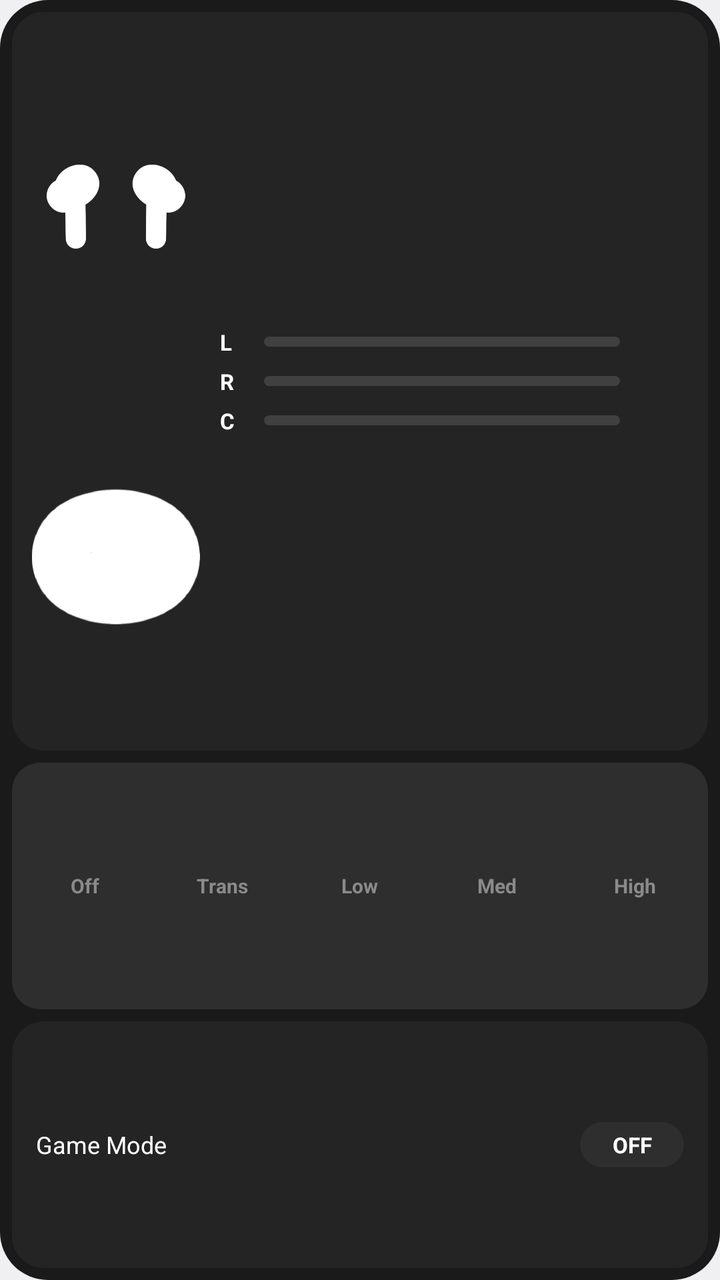
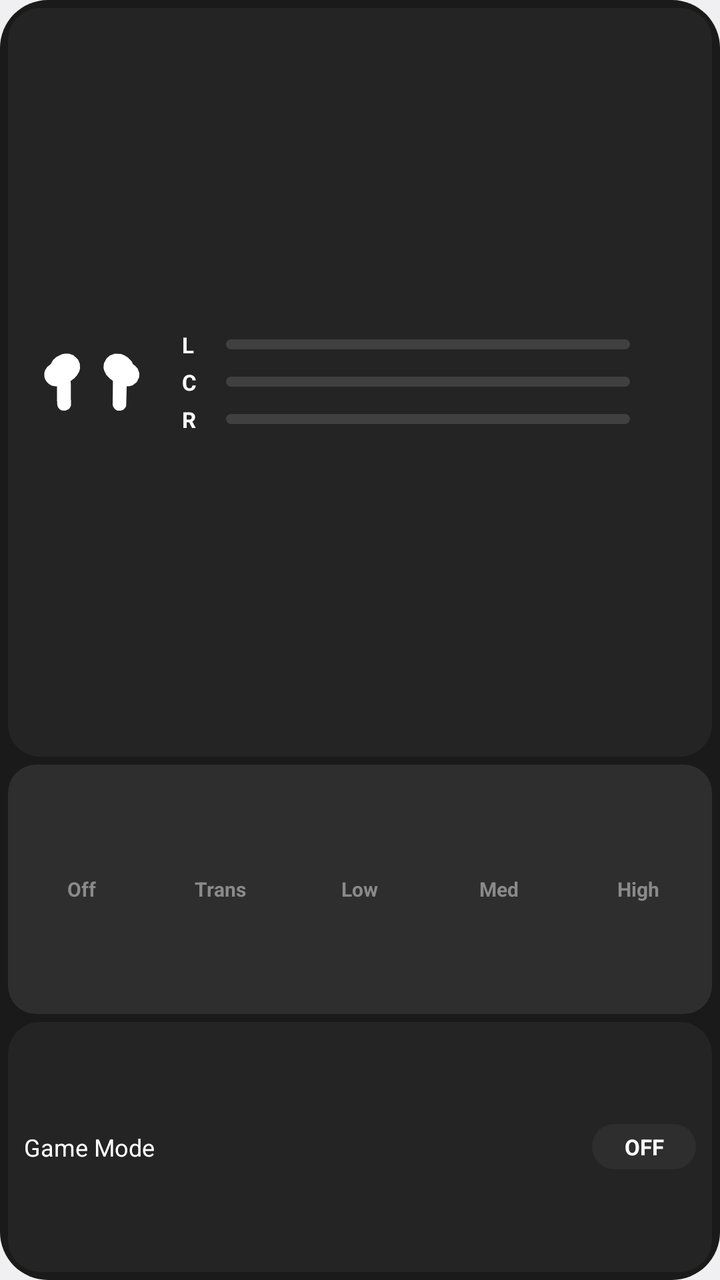

An Android layout rendered at two revisions. The XML below is the earlier revision; the diff shows what the commit changed to produce the second picture.
<!-- AndroidManifest.xml: application theme android:Theme.DeviceDefault.Light.NoActionBar -->
<!-- res/layout/widget_anc.xml -->
<?xml version="1.0" encoding="utf-8"?>
<LinearLayout xmlns:android="http://schemas.android.com/apk/res/android"
    android:id="@+id/widget_root"
    android:layout_width="match_parent"
    android:layout_height="match_parent"
    android:orientation="vertical"
    android:padding="6dp"
    android:background="@drawable/widget_outer_bg">

    <LinearLayout
        android:layout_width="match_parent"
        android:layout_height="0dp"
        android:layout_weight="3"
        android:orientation="horizontal"
        android:padding="10dp"
        android:background="@drawable/widget_card_bg"
        android:gravity="center_vertical">

        <LinearLayout
            android:layout_width="84dp"
            android:layout_height="match_parent"
            android:orientation="vertical"
            android:gravity="center">

            <LinearLayout
                android:layout_width="match_parent"
                android:layout_height="0dp"
                android:layout_weight="1"
                android:orientation="horizontal"
                android:gravity="center">

                <ImageView
                    android:id="@+id/widget_bud_left"
                    android:layout_width="0dp"
                    android:layout_height="match_parent"
                    android:layout_weight="1"
                    android:scaleType="fitCenter"
                    android:src="@drawable/ic_bud_left"
                    android:contentDescription="@string/widget_battery_left" />

                <ImageView
                    android:id="@+id/widget_bud_right"
                    android:layout_width="0dp"
                    android:layout_height="match_parent"
                    android:layout_weight="1"
                    android:scaleType="fitCenter"
                    android:src="@drawable/ic_bud_right"
                    android:contentDescription="@string/widget_battery_right" />
            </LinearLayout>

            <ImageView
                android:id="@+id/widget_bud_case"
                android:layout_width="match_parent"
                android:layout_height="0dp"
                android:layout_weight="1"
                android:scaleType="fitCenter"
                android:src="@drawable/ic_case"
                android:contentDescription="@string/widget_battery_case" />
        </LinearLayout>

        <LinearLayout
            android:layout_width="0dp"
            android:layout_height="wrap_content"
            android:layout_weight="1"
            android:orientation="vertical"
            android:paddingStart="10dp">

            <LinearLayout
                android:id="@+id/widget_row_left"
                android:layout_width="match_parent"
                android:layout_height="wrap_content"
                android:orientation="horizontal"
                android:gravity="center_vertical"
                android:layout_marginBottom="5dp">

                <TextView
                    android:layout_width="14dp"
                    android:layout_height="wrap_content"
                    android:text="@string/widget_battery_left"
                    android:textColor="@color/widget_text_primary"
                    android:textSize="11sp"
                    android:textStyle="bold" />

                <ProgressBar
                    android:id="@+id/widget_bar_left"
                    style="@android:style/Widget.ProgressBar.Horizontal"
                    android:layout_width="0dp"
                    android:layout_height="5dp"
                    android:layout_weight="1"
                    android:layout_marginStart="8dp"
                    android:layout_marginEnd="6dp"
                    android:max="100"
                    android:progress="0"
                    android:progressDrawable="@drawable/widget_battery_bar" />

                <TextView
                    android:id="@+id/widget_text_left"
                    android:layout_width="28dp"
                    android:layout_height="wrap_content"
                    android:text=""
                    android:textColor="@color/widget_text_primary"
                    android:textSize="10sp"
                    android:gravity="end" />
            </LinearLayout>

            <LinearLayout
                android:id="@+id/widget_row_right"
                android:layout_width="match_parent"
                android:layout_height="wrap_content"
                android:orientation="horizontal"
                android:gravity="center_vertical"
                android:layout_marginBottom="5dp">

                <TextView
                    android:layout_width="14dp"
                    android:layout_height="wrap_content"
                    android:text="@string/widget_battery_right"
                    android:textColor="@color/widget_text_primary"
                    android:textSize="11sp"
                    android:textStyle="bold" />

                <ProgressBar
                    android:id="@+id/widget_bar_right"
                    style="@android:style/Widget.ProgressBar.Horizontal"
                    android:layout_width="0dp"
                    android:layout_height="5dp"
                    android:layout_weight="1"
                    android:layout_marginStart="8dp"
                    android:layout_marginEnd="6dp"
                    android:max="100"
                    android:progress="0"
                    android:progressDrawable="@drawable/widget_battery_bar" />

                <TextView
                    android:id="@+id/widget_text_right"
                    android:layout_width="28dp"
                    android:layout_height="wrap_content"
                    android:text=""
                    android:textColor="@color/widget_text_primary"
                    android:textSize="10sp"
                    android:gravity="end" />
            </LinearLayout>

            <LinearLayout
                android:id="@+id/widget_row_case"
                android:layout_width="match_parent"
                android:layout_height="wrap_content"
                android:orientation="horizontal"
                android:gravity="center_vertical">

                <TextView
                    android:layout_width="14dp"
                    android:layout_height="wrap_content"
                    android:text="@string/widget_battery_case"
                    android:textColor="@color/widget_text_primary"
                    android:textSize="11sp"
                    android:textStyle="bold" />

                <ProgressBar
                    android:id="@+id/widget_bar_case"
                    style="@android:style/Widget.ProgressBar.Horizontal"
                    android:layout_width="0dp"
                    android:layout_height="5dp"
                    android:layout_weight="1"
                    android:layout_marginStart="8dp"
                    android:layout_marginEnd="6dp"
                    android:max="100"
                    android:progress="0"
                    android:progressDrawable="@drawable/widget_battery_bar" />

                <TextView
                    android:id="@+id/widget_text_case"
                    android:layout_width="28dp"
                    android:layout_height="wrap_content"
                    android:text=""
                    android:textColor="@color/widget_text_primary"
                    android:textSize="10sp"
                    android:gravity="end" />
            </LinearLayout>
        </LinearLayout>
    </LinearLayout>

    <LinearLayout
        android:id="@+id/widget_anc_segments"
        android:layout_width="match_parent"
        android:layout_height="0dp"
        android:layout_weight="1"
        android:layout_marginTop="6dp"
        android:orientation="horizontal"
        android:padding="2dp"
        android:background="@drawable/widget_segment_container">

        <TextView android:id="@+id/widget_seg_off"
            android:layout_width="0dp" android:layout_height="match_parent"
            android:layout_weight="1" android:gravity="center"
            android:text="@string/widget_anc_off"
            android:textColor="@color/widget_segment_text"
            android:textSize="10sp" android:textStyle="bold"
            android:background="@drawable/widget_segment_bg" />

        <TextView android:id="@+id/widget_seg_trans"
            android:layout_width="0dp" android:layout_height="match_parent"
            android:layout_weight="1" android:gravity="center"
            android:text="@string/widget_anc_trans"
            android:textColor="@color/widget_segment_text"
            android:textSize="10sp" android:textStyle="bold"
            android:background="@drawable/widget_segment_bg" />

        <TextView android:id="@+id/widget_seg_low"
            android:layout_width="0dp" android:layout_height="match_parent"
            android:layout_weight="1" android:gravity="center"
            android:text="@string/widget_anc_low"
            android:textColor="@color/widget_segment_text"
            android:textSize="10sp" android:textStyle="bold"
            android:background="@drawable/widget_segment_bg" />

        <TextView android:id="@+id/widget_seg_med"
            android:layout_width="0dp" android:layout_height="match_parent"
            android:layout_weight="1" android:gravity="center"
            android:text="@string/widget_anc_med"
            android:textColor="@color/widget_segment_text"
            android:textSize="10sp" android:textStyle="bold"
            android:background="@drawable/widget_segment_bg" />

        <TextView android:id="@+id/widget_seg_high"
            android:layout_width="0dp" android:layout_height="match_parent"
            android:layout_weight="1" android:gravity="center"
            android:text="@string/widget_anc_high"
            android:textColor="@color/widget_segment_text"
            android:textSize="10sp" android:textStyle="bold"
            android:background="@drawable/widget_segment_bg" />
    </LinearLayout>

    <LinearLayout
        android:id="@+id/widget_game_row"
        android:layout_width="match_parent"
        android:layout_height="0dp"
        android:layout_weight="1"
        android:layout_marginTop="6dp"
        android:orientation="horizontal"
        android:paddingStart="12dp"
        android:paddingEnd="12dp"
        android:background="@drawable/widget_card_bg"
        android:gravity="center_vertical">

        <TextView
            android:layout_width="0dp"
            android:layout_height="wrap_content"
            android:layout_weight="1"
            android:text="@string/widget_game_mode_label"
            android:textColor="@color/widget_text_primary"
            android:textSize="12sp" />

        <TextView
            android:id="@+id/widget_game_switch"
            android:layout_width="wrap_content"
            android:layout_height="wrap_content"
            android:minWidth="52dp"
            android:paddingStart="14dp"
            android:paddingEnd="14dp"
            android:paddingTop="4dp"
            android:paddingBottom="4dp"
            android:gravity="center"
            android:text="OFF"
            android:textColor="@color/widget_text_primary"
            android:textSize="11sp"
            android:textStyle="bold"
            android:background="@drawable/widget_button_bg" />
    </LinearLayout>

</LinearLayout>
<!-- resources referenced by this layout -->
<resources>
  <color name="widget_segment_text">#8A8A8A</color>
  <color name="widget_text_primary">#FFFFFF</color>
  <!-- drawable ic_bud_left: png bitmap (drawable, 4292 bytes) -->
  <!-- drawable ic_bud_right: png bitmap (drawable, 4195 bytes) -->
  <!-- drawable ic_case: png bitmap (drawable, 4797 bytes) -->
  <!-- drawable widget_button_bg (drawable) -->
  <?xml version="1.0" encoding="utf-8"?>
  <shape xmlns:android="http://schemas.android.com/apk/res/android"
      android:shape="rectangle">
      <solid android:color="@color/widget_bg_button" />
      <corners android:radius="16dp" />
  </shape>
  <!-- drawable widget_card_bg (drawable) -->
  <?xml version="1.0" encoding="utf-8"?>
  <shape xmlns:android="http://schemas.android.com/apk/res/android"
      android:shape="rectangle">
      <solid android:color="@color/widget_bg_card" />
      <corners android:radius="16dp" />
  </shape>
  <!-- drawable widget_outer_bg (drawable) -->
  <?xml version="1.0" encoding="utf-8"?>
  <shape xmlns:android="http://schemas.android.com/apk/res/android"
      android:shape="rectangle">
      <solid android:color="@color/widget_bg_outer" />
      <corners android:radius="24dp" />
  </shape>
  <!-- drawable widget_segment_bg (drawable) -->
  <?xml version="1.0" encoding="utf-8"?>
  <shape xmlns:android="http://schemas.android.com/apk/res/android"
      android:shape="rectangle">
      <solid android:color="#00000000" />
      <corners android:radius="10dp" />
  </shape>
  <!-- drawable widget_segment_container (drawable) -->
  <?xml version="1.0" encoding="utf-8"?>
  <shape xmlns:android="http://schemas.android.com/apk/res/android"
      android:shape="rectangle">
      <solid android:color="@color/widget_segment_bg" />
      <corners android:radius="14dp" />
  </shape>
  <string name="widget_anc_high">High</string>
  <string name="widget_anc_low">Low</string>
  <string name="widget_anc_med">Med</string>
  <string name="widget_anc_off">Off</string>
  <string name="widget_anc_trans">Trans</string>
  <string name="widget_battery_case">C</string>
  <string name="widget_battery_left">L</string>
  <string name="widget_battery_right">R</string>
  <string name="widget_game_mode_label">Game Mode</string>
  <color name="widget_bar_track">#404040</color>
  <color name="widget_bar_fill">#FFFFFF</color>
  <color name="widget_bg_button">#2E2E2E</color>
  <color name="widget_bg_card">#242424</color>
  <color name="widget_bg_outer">#1A1A1A</color>
  <color name="widget_segment_bg">#2E2E2E</color>
  <!-- unchanged entries left out for length: 1 -->
</resources>

<!-- the commit's change to res/layout/widget_anc.xml (unified diff, before → after) -->
@@ -4,7 +4,7 @@
     android:layout_width="match_parent"
     android:layout_height="match_parent"
     android:orientation="vertical"
-    android:padding="6dp"
+    android:padding="4dp"
     android:background="@drawable/widget_outer_bg">
 
     <LinearLayout
@@ -12,50 +12,34 @@
         android:layout_height="0dp"
         android:layout_weight="3"
         android:orientation="horizontal"
-        android:padding="10dp"
+        android:padding="7dp"
         android:background="@drawable/widget_card_bg"
         android:gravity="center_vertical">
 
         <LinearLayout
-            android:layout_width="84dp"
+            android:layout_width="70dp"
             android:layout_height="match_parent"
-            android:orientation="vertical"
-            android:gravity="center">
-
-            <LinearLayout
-                android:layout_width="match_parent"
-                android:layout_height="0dp"
-                android:layout_weight="1"
-                android:orientation="horizontal"
-                android:gravity="center">
-
-                <ImageView
-                    android:id="@+id/widget_bud_left"
-                    android:layout_width="0dp"
-                    android:layout_height="match_parent"
-                    android:layout_weight="1"
-                    android:scaleType="fitCenter"
-                    android:src="@drawable/ic_bud_left"
-                    android:contentDescription="@string/widget_battery_left" />
-
-                <ImageView
-                    android:id="@+id/widget_bud_right"
-                    android:layout_width="0dp"
-                    android:layout_height="match_parent"
-                    android:layout_weight="1"
-                    android:scaleType="fitCenter"
-                    android:src="@drawable/ic_bud_right"
-                    android:contentDescription="@string/widget_battery_right" />
-            </LinearLayout>
+            android:orientation="horizontal"
+            android:gravity="center"
+            android:padding="6dp">
 
             <ImageView
-                android:id="@+id/widget_bud_case"
-                android:layout_width="match_parent"
-                android:layout_height="0dp"
+                android:id="@+id/widget_bud_left"
+                android:layout_width="0dp"
+                android:layout_height="match_parent"
                 android:layout_weight="1"
                 android:scaleType="fitCenter"
-                android:src="@drawable/ic_case"
-                android:contentDescription="@string/widget_battery_case" />
+                android:src="@drawable/ic_bud_left"
+                android:contentDescription="@string/widget_battery_left" />
+
+            <ImageView
+                android:id="@+id/widget_bud_right"
+                android:layout_width="0dp"
+                android:layout_height="match_parent"
+                android:layout_weight="1"
+                android:scaleType="fitCenter"
+                android:src="@drawable/ic_bud_right"
+                android:contentDescription="@string/widget_battery_right" />
         </LinearLayout>
 
         <LinearLayout
@@ -71,7 +55,7 @@
                 android:layout_height="wrap_content"
                 android:orientation="horizontal"
                 android:gravity="center_vertical"
-                android:layout_marginBottom="5dp">
+                android:layout_marginBottom="4dp">
 
                 <TextView
                     android:layout_width="14dp"
@@ -104,12 +88,49 @@
             </LinearLayout>
 
             <LinearLayout
+                android:id="@+id/widget_row_case"
+                android:layout_width="match_parent"
+                android:layout_height="wrap_content"
+                android:orientation="horizontal"
+                android:gravity="center_vertical"
+                android:layout_marginBottom="4dp">
+
+                <TextView
+                    android:layout_width="14dp"
+                    android:layout_height="wrap_content"
+                    android:text="@string/widget_battery_case"
+                    android:textColor="@color/widget_text_primary"
+                    android:textSize="11sp"
+                    android:textStyle="bold" />
+
+                <ProgressBar
+                    android:id="@+id/widget_bar_case"
+                    style="@android:style/Widget.ProgressBar.Horizontal"
+                    android:layout_width="0dp"
+                    android:layout_height="5dp"
+                    android:layout_weight="1"
+                    android:layout_marginStart="8dp"
+                    android:layout_marginEnd="6dp"
+                    android:max="100"
+                    android:progress="0"
+                    android:progressDrawable="@drawable/widget_battery_bar" />
+
+                <TextView
+                    android:id="@+id/widget_text_case"
+                    android:layout_width="28dp"
+                    android:layout_height="wrap_content"
+                    android:text=""
+                    android:textColor="@color/widget_text_primary"
+                    android:textSize="10sp"
+                    android:gravity="end" />
+            </LinearLayout>
+
+            <LinearLayout
                 android:id="@+id/widget_row_right"
                 android:layout_width="match_parent"
                 android:layout_height="wrap_content"
                 android:orientation="horizontal"
-                android:gravity="center_vertical"
-                android:layout_marginBottom="5dp">
+                android:gravity="center_vertical">
 
                 <TextView
                     android:layout_width="14dp"
@@ -140,43 +161,6 @@
                     android:textSize="10sp"
                     android:gravity="end" />
             </LinearLayout>
-
-            <LinearLayout
-                android:id="@+id/widget_row_case"
-                android:layout_width="match_parent"
-                android:layout_height="wrap_content"
-                android:orientation="horizontal"
-                android:gravity="center_vertical">
-
-                <TextView
-                    android:layout_width="14dp"
-                    android:layout_height="wrap_content"
-                    android:text="@string/widget_battery_case"
-                    android:textColor="@color/widget_text_primary"
-                    android:textSize="11sp"
-                    android:textStyle="bold" />
-
-                <ProgressBar
-                    android:id="@+id/widget_bar_case"
-                    style="@android:style/Widget.ProgressBar.Horizontal"
-                    android:layout_width="0dp"
-                    android:layout_height="5dp"
-                    android:layout_weight="1"
-                    android:layout_marginStart="8dp"
-                    android:layout_marginEnd="6dp"
-                    android:max="100"
-                    android:progress="0"
-                    android:progressDrawable="@drawable/widget_battery_bar" />
-
-                <TextView
-                    android:id="@+id/widget_text_case"
-                    android:layout_width="28dp"
-                    android:layout_height="wrap_content"
-                    android:text=""
-                    android:textColor="@color/widget_text_primary"
-                    android:textSize="10sp"
-                    android:gravity="end" />
-            </LinearLayout>
         </LinearLayout>
     </LinearLayout>
 
@@ -185,7 +169,7 @@
         android:layout_width="match_parent"
         android:layout_height="0dp"
         android:layout_weight="1"
-        android:layout_marginTop="6dp"
+        android:layout_marginTop="4dp"
         android:orientation="horizontal"
         android:padding="2dp"
         android:background="@drawable/widget_segment_container">
@@ -236,10 +220,10 @@
         android:layout_width="match_parent"
         android:layout_height="0dp"
         android:layout_weight="1"
-        android:layout_marginTop="6dp"
+        android:layout_marginTop="4dp"
         android:orientation="horizontal"
-        android:paddingStart="12dp"
-        android:paddingEnd="12dp"
+        android:paddingStart="8dp"
+        android:paddingEnd="8dp"
         android:background="@drawable/widget_card_bg"
         android:gravity="center_vertical">
 
@@ -267,5 +251,4 @@
             android:textStyle="bold"
             android:background="@drawable/widget_button_bg" />
     </LinearLayout>
-
 </LinearLayout>
<!-- resource entries referenced after the edit -->
@@ -2,9 +2,22 @@
 <resources>
   <color name="widget_segment_text">#8A8A8A</color>
   <color name="widget_text_primary">#FFFFFF</color>
-  <!-- drawable ic_bud_left: png bitmap (drawable, 4292 bytes) -->
-  <!-- drawable ic_bud_right: png bitmap (drawable, 4195 bytes) -->
-  <!-- drawable ic_case: png bitmap (drawable, 4797 bytes) -->
+  <!-- drawable ic_bud_left (drawable) -->
+  <?xml version="1.0" encoding="utf-8"?>
+  <vector xmlns:android="http://schemas.android.com/apk/res/android"
+      android:width="48dp" android:height="48dp"
+      android:viewportWidth="48" android:viewportHeight="48">
+      <path android:fillColor="#FFFFFF"
+          android:pathData="M 25.8 47.5 L 22.7 47.2 L 21.4 46.4 L 20.0 44.9 L 19.3 43.0 L 19.1 39.7 L 19.1 27.3 L 16.6 27.2 L 14.6 26.7 L 12.4 25.4 L 10.4 23.4 L 9.1 21.2 L 8.6 19.4 L 8.6 16.1 L 9.1 14.2 L 10.8 11.4 L 13.8 9.0 L 15.8 5.5 L 18.5 3.0 L 22.9 0.8 L 25.3 0.3 L 29.0 0.3 L 32.7 1.6 L 36.5 5.2 L 37.9 8.5 L 38.1 12.6 L 37.4 15.1 L 35.5 18.3 L 33.4 20.6 L 30.4 22.9 L 30.6 43.2 L 29.6 45.2 L 28.4 46.4 Z" />
+  </vector>
+  <!-- drawable ic_bud_right (drawable) -->
+  <?xml version="1.0" encoding="utf-8"?>
+  <vector xmlns:android="http://schemas.android.com/apk/res/android"
+      android:width="48dp" android:height="48dp"
+      android:viewportWidth="48" android:viewportHeight="48">
+      <path android:fillColor="#FFFFFF"
+          android:pathData="M 23.8 47.5 L 21.0 47.4 L 19.6 46.6 L 18.6 45.8 L 17.4 43.9 L 17.1 42.8 L 17.3 22.7 L 15.0 21.1 L 11.9 17.9 L 10.1 14.4 L 9.5 11.8 L 9.9 8.1 L 12.1 4.1 L 14.8 1.8 L 18.8 0.3 L 24.2 0.6 L 27.1 1.8 L 29.7 3.4 L 32.8 6.6 L 34.1 9.2 L 35.3 9.9 L 37.8 12.6 L 39.2 16.6 L 39.0 19.9 L 37.0 23.8 L 33.6 26.5 L 31.2 27.2 L 28.7 27.3 L 28.3 43.4 L 27.6 45.0 L 26.0 46.6 Z" />
+  </vector>
   <!-- drawable widget_button_bg (drawable) -->
   <?xml version="1.0" encoding="utf-8"?>
   <shape xmlns:android="http://schemas.android.com/apk/res/android"
